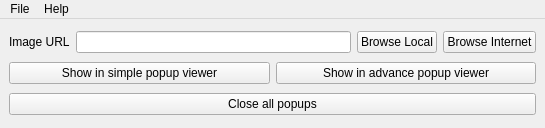
First picture: the form in src/window/MainWindow.ui, repository kelvinchin12070811/PopupReferencer, before the edit.
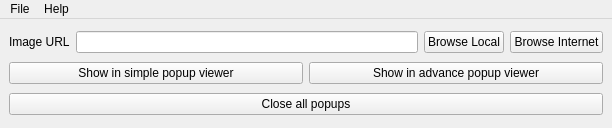
Second picture: the form after the edit.

```diff
--- a/src/window/MainWindow.ui
+++ b/src/window/MainWindow.ui
@@ -6,7 +6,7 @@
    <rect>
     <x>0</x>
     <y>0</y>
-    <width>545</width>
+    <width>612</width>
     <height>128</height>
    </rect>
   </property>
@@ -85,7 +85,7 @@
     <rect>
      <x>0</x>
      <y>0</y>
-     <width>545</width>
+     <width>612</width>
      <height>21</height>
     </rect>
    </property>
```
